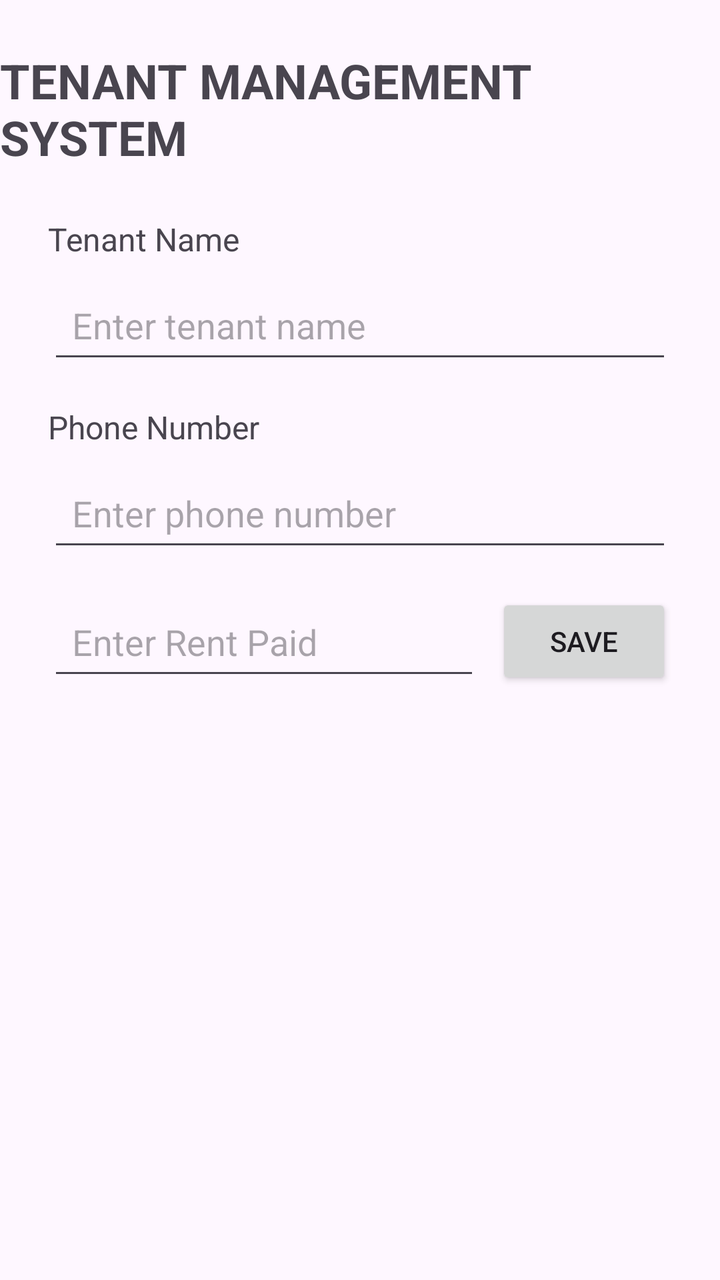
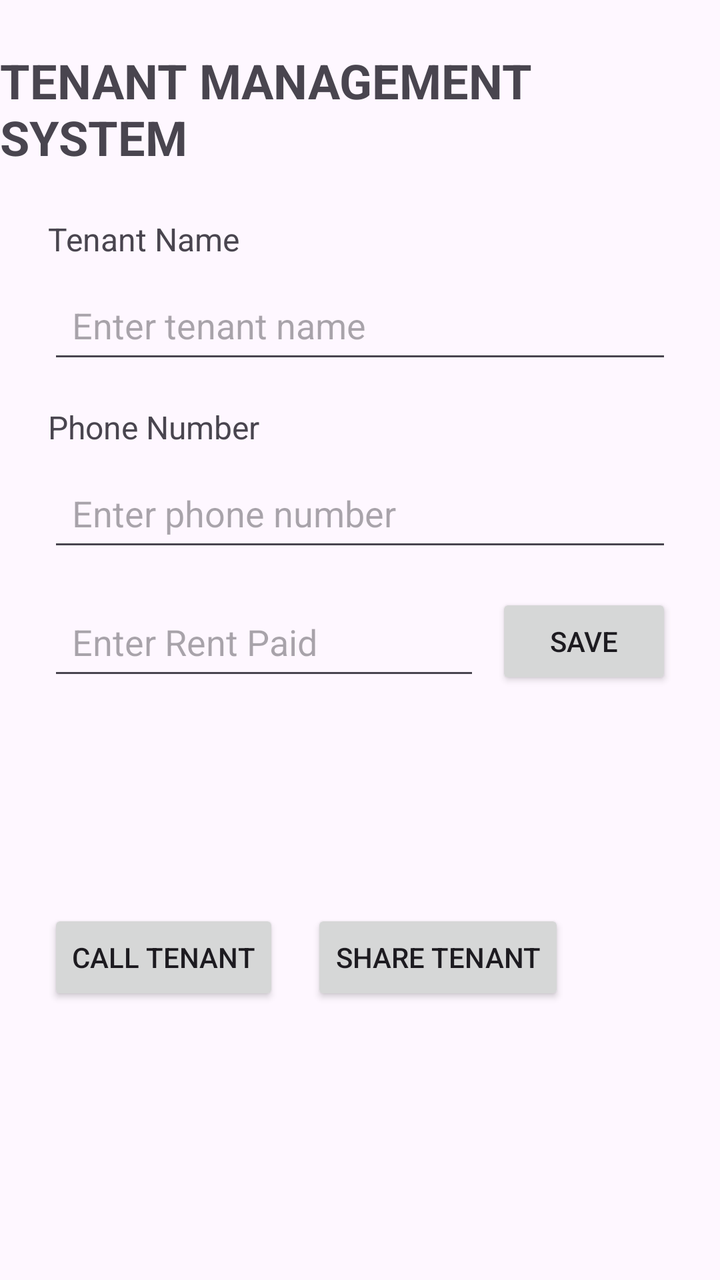

Screens rendered from an Android XML layout before and after an edit, with the pre-edit source and the edit as a unified diff.
<!-- AndroidManifest.xml: application theme Theme.TenantManagementSystem -->
<!-- res/layout/activity_main.xml -->
<?xml version="1.0" encoding="utf-8"?>
<layout xmlns:android="http://schemas.android.com/apk/res/android"
    xmlns:app="http://schemas.android.com/apk/res-auto">

    <data>
        <variable
            name="tenant"
            type="com.example.tenantmanagementsystem.Tenant" />
    </data>

    <androidx.constraintlayout.widget.ConstraintLayout
        android:layout_width="match_parent"
        android:layout_height="match_parent">

        <TextView
            android:id="@+id/titleTextView"
            android:layout_width="wrap_content"
            android:layout_height="wrap_content"
            android:text="TENANT MANAGEMENT SYSTEM"
            android:textSize="24sp"
            android:textStyle="bold"
            android:layout_marginTop="24dp"
            app:layout_constraintTop_toTopOf="parent"
            app:layout_constraintStart_toStartOf="parent"
            app:layout_constraintEnd_toEndOf="parent" />

        <TextView
            android:id="@+id/tenantNameLabel"
            android:layout_width="wrap_content"
            android:layout_height="wrap_content"
            android:text="Tenant Name"
            android:textSize="16sp"
            android:layout_marginTop="24dp"
            android:layout_marginStart="24dp"
            app:layout_constraintTop_toBottomOf="@id/titleTextView"
            app:layout_constraintStart_toStartOf="parent" />

        <EditText
            android:id="@+id/tenantNameEditText"
            android:layout_width="0dp"
            android:layout_height="wrap_content"
            android:hint="Enter tenant name"
            android:minHeight="48dp"
            android:padding="12dp"
            android:layout_marginTop="8dp"
            android:layout_marginStart="24dp"
            android:layout_marginEnd="24dp"
            app:layout_constraintTop_toBottomOf="@id/tenantNameLabel"
            app:layout_constraintStart_toStartOf="parent"
            app:layout_constraintEnd_toEndOf="parent" />

        <TextView
            android:id="@+id/phoneLabel"
            android:layout_width="wrap_content"
            android:layout_height="wrap_content"
            android:text="Phone Number"
            android:textSize="16sp"
            android:layout_marginTop="16dp"
            android:layout_marginStart="24dp"
            app:layout_constraintTop_toBottomOf="@id/tenantNameEditText"
            app:layout_constraintStart_toStartOf="parent" />

        <EditText
            android:id="@+id/phoneEditText"
            android:layout_width="0dp"
            android:layout_height="wrap_content"
            android:hint="Enter phone number"
            android:inputType="phone"
            android:minHeight="48dp"
            android:padding="12dp"
            android:layout_marginTop="8dp"
            android:layout_marginStart="24dp"
            android:layout_marginEnd="24dp"
            app:layout_constraintTop_toBottomOf="@id/phoneLabel"
            app:layout_constraintStart_toStartOf="parent"
            app:layout_constraintEnd_toEndOf="parent" />

        <EditText
            android:id="@+id/rentEditText"
            android:layout_width="0dp"
            android:layout_height="wrap_content"
            android:hint="Enter Rent Paid"
            android:inputType="numberDecimal"
            android:minHeight="48dp"
            android:padding="12dp"
            android:layout_marginStart="24dp"
            android:layout_marginTop="16dp"
            android:layout_marginEnd="8dp"
            app:layout_constraintTop_toBottomOf="@id/phoneEditText"
            app:layout_constraintStart_toStartOf="parent"
            app:layout_constraintEnd_toStartOf="@id/saveButton" />

        <Button
            android:id="@+id/saveButton"
            android:layout_width="wrap_content"
            android:layout_height="wrap_content"
            android:text="SAVE"
            android:layout_marginEnd="24dp"
            app:layout_constraintTop_toTopOf="@id/rentEditText"
            app:layout_constraintEnd_toEndOf="parent" />

        <TextView
            android:id="@+id/tenantNameDisplayTextView"
            android:layout_width="0dp"
            android:layout_height="wrap_content"
            android:text="@{tenant.name}"
            android:textSize="22sp"
            android:textStyle="bold"
            android:textColor="@android:color/black"
            android:paddingStart="16dp"
            android:paddingEnd="16dp"
            android:layout_marginTop="24dp"
            app:layout_constraintTop_toBottomOf="@id/rentEditText"
            app:layout_constraintStart_toStartOf="parent"
            app:layout_constraintEnd_toEndOf="parent" />

        <TextView
            android:id="@+id/tenantResultTextView"
            android:layout_width="0dp"
            android:layout_height="wrap_content"
            android:text="@{tenant.summary()}"
            android:textSize="18sp"
            android:padding="16dp"
            android:layout_marginStart="8dp"
            android:layout_marginEnd="8dp"
            app:layout_constraintTop_toBottomOf="@id/tenantNameDisplayTextView"
            app:layout_constraintStart_toStartOf="parent"
            app:layout_constraintEnd_toEndOf="parent" />

    </androidx.constraintlayout.widget.ConstraintLayout>
</layout>
<!-- resources referenced by this layout -->
<resources>
  <style name="Theme.TenantManagementSystem" parent="Base.Theme.TenantManagementSystem" />
  <style name="Base.Theme.TenantManagementSystem" parent="Theme.Material3.DayNight.NoActionBar">
          
          
      </style>
</resources>

<!-- the commit's change to res/layout/activity_main.xml (unified diff, before → after) -->
@@ -126,6 +126,22 @@
             app:layout_constraintTop_toBottomOf="@id/tenantNameDisplayTextView"
             app:layout_constraintStart_toStartOf="parent"
             app:layout_constraintEnd_toEndOf="parent" />
+        <Button
+            android:id="@+id/callButton"
+            android:layout_width="wrap_content"
+            android:layout_height="wrap_content"
+            android:text="CALL TENANT"
+            android:layout_marginStart="24dp"
+            app:layout_constraintTop_toBottomOf="@id/tenantResultTextView"
+            app:layout_constraintStart_toStartOf="parent" />
+        <Button
+            android:id="@+id/shareButton"
+            android:layout_width="wrap_content"
+            android:layout_height="wrap_content"
+            android:layout_marginStart="16dp"
+            android:text="SHARE TENANT"
+            app:layout_constraintStart_toEndOf="@id/callButton"
+            app:layout_constraintTop_toTopOf="@id/callButton" />
 
     </androidx.constraintlayout.widget.ConstraintLayout>
 </layout>
